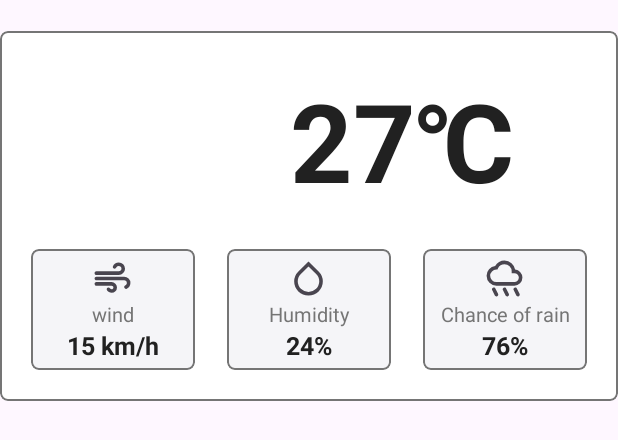
After one commit to laithanhtungd21ptit/WeatherApp, an Android app: the layout item_container_current_weather.xml on its own in the app's theme, with its tools: preview values and no code run, on a phone screen of 412 x 824 dp. The commit adds this screen. Shown: the top 440 px of the screen. Run offline under Robolectric (Android 15) with nearby library versions, the phone set to English and light mode, and no system bars.

Commit message:
1592024l1

```diff
--- /dev/null
+++ b/app/src/main/res/drawable/air.xml
@@ -0,0 +1,10 @@
+<vector xmlns:android="http://schemas.android.com/apk/res/android"
+    android:width="24dp"
+    android:height="24dp"
+    android:viewportWidth="960"
+    android:viewportHeight="960"
+    android:tint="?attr/colorControlNormal">
+  <path
+      android:fillColor="@android:color/white"
+      android:pathData="M460,800Q428,800 400.5,784Q373,768 356,740Q345,720 355.5,700Q366,680 388,680Q401,680 411,688Q421,696 429,706Q434,713 442.5,716.5Q451,720 460,720Q477,720 488.5,708.5Q500,697 500,680Q500,663 488.5,651.5Q477,640 460,640L120,640Q103,640 91.5,628.5Q80,617 80,600Q80,583 91.5,571.5Q103,560 120,560L460,560Q510,560 545,595Q580,630 580,680Q580,730 545,765Q510,800 460,800ZM120,400Q103,400 91.5,388.5Q80,377 80,360Q80,343 91.5,331.5Q103,320 120,320L620,320Q645,320 662.5,302.5Q680,285 680,260Q680,235 662.5,217.5Q645,200 620,200Q604,200 590,207.5Q576,215 568,229Q561,241 551,250.5Q541,260 527,260Q507,260 494.5,245Q482,230 488,213Q502,171 538.5,145.5Q575,120 620,120Q678,120 719,161Q760,202 760,260Q760,318 719,359Q678,400 620,400L120,400ZM798,708Q778,717 759,705.5Q740,694 740,672Q740,658 749.5,648.5Q759,639 771,632Q785,624 792.5,610Q800,596 800,580Q800,555 782.5,537.5Q765,520 740,520L120,520Q103,520 91.5,508.5Q80,497 80,480Q80,463 91.5,451.5Q103,440 120,440L740,440Q798,440 839,481Q880,522 880,580Q880,622 858,656.5Q836,691 798,708Z"/>
+</vector>
--- /dev/null
+++ b/app/src/main/res/drawable/humidity.xml
@@ -0,0 +1,10 @@
+<vector xmlns:android="http://schemas.android.com/apk/res/android"
+    android:width="24dp"
+    android:height="24dp"
+    android:viewportWidth="960"
+    android:viewportHeight="960"
+    android:tint="?attr/colorControlNormal">
+  <path
+      android:fillColor="@android:color/white"
+      android:pathData="M480,860Q347,860 253.5,768Q160,676 160,544Q160,481 184.5,423.5Q209,366 254,322L480,100L706,322Q751,366 775.5,423.5Q800,481 800,544Q800,676 706.5,768Q613,860 480,860ZM480,780Q580,780 650,711.5Q720,643 720,544Q720,497 702,454.5Q684,412 650,380L480,212L310,380Q276,412 258,454.5Q240,497 240,544Q240,643 310,711.5Q380,780 480,780Z"/>
+</vector>
--- /dev/null
+++ b/app/src/main/res/drawable/rainy.xml
@@ -0,0 +1,10 @@
+<vector xmlns:android="http://schemas.android.com/apk/res/android"
+    android:width="24dp"
+    android:height="24dp"
+    android:viewportWidth="960"
+    android:viewportHeight="960"
+    android:tint="?attr/colorControlNormal">
+  <path
+      android:fillColor="@android:color/white"
+      android:pathData="M558,876Q543,884 527.5,878.5Q512,873 504,858L444,738Q436,723 441.5,707.5Q447,692 462,684Q477,676 492.5,681.5Q508,687 516,702L576,822Q584,837 578.5,852.5Q573,868 558,876ZM798,876Q783,884 767.5,878.5Q752,873 744,858L684,738Q676,723 681.5,707.5Q687,692 702,684Q717,676 732.5,681.5Q748,687 756,702L816,822Q824,837 818.5,852.5Q813,868 798,876ZM318,876Q303,884 287.5,878.5Q272,873 264,858L204,738Q196,723 201.5,707.5Q207,692 222,684Q237,676 252.5,681.5Q268,687 276,702L336,822Q344,837 338.5,852.5Q333,868 318,876ZM300,640Q209,640 144.5,575.5Q80,511 80,420Q80,337 135,275Q190,213 271,202Q303,145 358.5,112.5Q414,80 480,80Q570,80 636.5,137.5Q703,195 717,281Q786,287 833,338Q880,389 880,460Q880,535 827.5,587.5Q775,640 700,640L300,640ZM300,560L700,560Q742,560 771,531Q800,502 800,460Q800,418 771,389Q742,360 700,360L640,360L640,320Q640,254 593,207Q546,160 480,160Q432,160 392.5,186Q353,212 333,256L323,280L298,280Q241,282 200.5,322.5Q160,363 160,420Q160,478 201,519Q242,560 300,560ZM480,360L480,360Q480,360 480,360Q480,360 480,360Q480,360 480,360Q480,360 480,360L480,360L480,360Q480,360 480,360Q480,360 480,360Q480,360 480,360Q480,360 480,360L480,360L480,360Q480,360 480,360Q480,360 480,360Q480,360 480,360Q480,360 480,360Z"/>
+</vector>
--- /dev/null
+++ b/app/src/main/res/layout/item_container_current_weather.xml
@@ -0,0 +1,189 @@
+<?xml version="1.0" encoding="utf-8"?>
+<com.google.android.material.card.MaterialCardView xmlns:android="http://schemas.android.com/apk/res/android"
+    android:layout_width="match_parent"
+    android:layout_height="wrap_content"
+    xmlns:app="http://schemas.android.com/apk/res-auto"
+    xmlns:tools="http://schemas.android.com/tools"
+    android:layout_marginTop="@dimen/_16sdp"
+    app:cardBackgroundColor="@color/white"
+    app:cardCornerRadius="@dimen/_4sdp"
+    app:cardElevation="0dp"
+    app:strokeColor="@color/sonic_silver"
+    app:strokeWidth="1dp">
+
+    <androidx.constraintlayout.widget.ConstraintLayout
+        android:layout_width="match_parent"
+        android:layout_height="wrap_content"
+        android:padding="@dimen/_16sdp">
+
+        <androidx.appcompat.widget.AppCompatImageView
+            android:id="@+id/imageIcon"
+            android:layout_width="@dimen/_80sdp"
+            android:layout_height="@dimen/_80sdp"
+            app:layout_constraintStart_toStartOf="parent"
+            app:layout_constraintTop_toTopOf="parent" />
+
+        <androidx.appcompat.widget.AppCompatTextView
+            android:id="@+id/textTemperature"
+            android:layout_width="0dp"
+            android:layout_height="0dp"
+            android:layout_marginStart="@dimen/_16sdp"
+            android:gravity="center"
+            android:textColor="@color/raisin_black"
+            android:textSize="@dimen/_56ssp"
+            android:textStyle="bold"
+            app:layout_constraintBottom_toBottomOf="@id/imageIcon"
+            app:layout_constraintEnd_toEndOf="parent"
+            app:layout_constraintStart_toEndOf="@id/imageIcon"
+            app:layout_constraintTop_toTopOf="@id/imageIcon"
+            tools:text="27\u2103"/>
+
+        <com.google.android.material.card.MaterialCardView
+            android:id="@+id/cardWind"
+            android:layout_width="0dp"
+            android:layout_height="wrap_content"
+            android:layout_marginTop="@dimen/_16sdp"
+            android:layout_marginEnd="@dimen/_8sdp"
+            app:cardBackgroundColor="@color/cultured"
+            app:cardCornerRadius="@dimen/_4sdp"
+            app:cardElevation="0dp"
+            app:layout_constraintBottom_toBottomOf="parent"
+            app:layout_constraintEnd_toStartOf="@id/cardHumidity"
+            app:layout_constraintStart_toStartOf="@id/imageIcon"
+            app:layout_constraintTop_toBottomOf="@id/imageIcon"
+            app:strokeColor="@color/sonic_silver"
+            app:strokeWidth="1dp">
+
+            <LinearLayout
+                android:layout_width="match_parent"
+                android:layout_height="match_parent"
+                android:gravity="center"
+                android:orientation="vertical"
+                android:padding="@dimen/_4sdp">
+
+                <androidx.appcompat.widget.AppCompatImageView
+                    android:layout_width="@dimen/_22sdp"
+                    android:layout_height="@dimen/_22sdp"
+                    android:src="@drawable/air"/>
+                <androidx.appcompat.widget.AppCompatTextView
+                    android:layout_width="match_parent"
+                    android:layout_height="wrap_content"
+                    android:gravity="center"
+                    android:text="@string/wind"
+                    android:textColor="@color/sonic_silver"
+                    android:textSize="@dimen/_10ssp"/>
+                <androidx.appcompat.widget.AppCompatTextView
+                    android:id="@+id/textWind"
+                    android:layout_width="wrap_content"
+                    android:layout_height="wrap_content"
+                    android:textColor="@color/raisin_black"
+                    android:textSize="@dimen/_13ssp"
+                    android:textStyle="bold"
+                    tools:text="15 km/h"/>
+
+            </LinearLayout>
+
+        </com.google.android.material.card.MaterialCardView>
+
+
+
+        <com.google.android.material.card.MaterialCardView
+            android:id="@+id/cardHumidity"
+            android:layout_width="0dp"
+            android:layout_height="wrap_content"
+            android:layout_marginStart="@dimen/_8sdp"
+            android:layout_marginTop="@dimen/_16sdp"
+            android:layout_marginEnd="@dimen/_8sdp"
+            app:cardBackgroundColor="@color/cultured"
+            app:cardCornerRadius="@dimen/_4sdp"
+            app:cardElevation="0dp"
+            app:layout_constraintBottom_toBottomOf="parent"
+            app:layout_constraintEnd_toStartOf="@id/cardChanceOfRain"
+            app:layout_constraintStart_toEndOf="@id/cardWind"
+            app:layout_constraintTop_toBottomOf="@id/imageIcon"
+            app:strokeColor="@color/sonic_silver"
+            app:strokeWidth="1dp">
+
+            <LinearLayout
+                android:layout_width="match_parent"
+                android:layout_height="match_parent"
+                android:gravity="center"
+                android:orientation="vertical"
+                android:padding="@dimen/_4sdp">
+
+                <androidx.appcompat.widget.AppCompatImageView
+                    android:layout_width="@dimen/_22sdp"
+                    android:layout_height="@dimen/_22sdp"
+                    android:src="@drawable/humidity"/>
+                <androidx.appcompat.widget.AppCompatTextView
+                    android:layout_width="match_parent"
+                    android:layout_height="wrap_content"
+                    android:gravity="center"
+                    android:text="@string/humidity"
+                    android:textColor="@color/sonic_silver"
+                    android:textSize="@dimen/_10ssp"/>
+                <androidx.appcompat.widget.AppCompatTextView
+                    android:id="@+id/textHumidity"
+                    android:layout_width="wrap_content"
+                    android:layout_height="wrap_content"
+                    android:textColor="@color/raisin_black"
+                    android:textSize="@dimen/_13ssp"
+                    android:textStyle="bold"
+                    tools:text="24%"/>
+
+            </LinearLayout>
+
+        </com.google.android.material.card.MaterialCardView>
+
+
+
+        <com.google.android.material.card.MaterialCardView
+            android:id="@+id/cardChanceOfRain"
+            android:layout_width="0dp"
+            android:layout_height="wrap_content"
+            android:layout_marginStart="@dimen/_8sdp"
+            android:layout_marginTop="@dimen/_16sdp"
+            app:cardBackgroundColor="@color/cultured"
+            app:cardCornerRadius="@dimen/_4sdp"
+            app:cardElevation="0dp"
+            app:layout_constraintBottom_toBottomOf="parent"
+            app:layout_constraintEnd_toEndOf="parent"
+            app:layout_constraintStart_toEndOf="@id/cardHumidity"
+            app:layout_constraintTop_toBottomOf="@id/imageIcon"
+            app:strokeColor="@color/sonic_silver"
+            app:strokeWidth="1dp">
+
+            <LinearLayout
+                android:layout_width="match_parent"
+                android:layout_height="match_parent"
+                android:gravity="center"
+                android:orientation="vertical"
+                android:padding="@dimen/_4sdp">
+
+                <androidx.appcompat.widget.AppCompatImageView
+                    android:layout_width="@dimen/_22sdp"
+                    android:layout_height="@dimen/_22sdp"
+                    android:src="@drawable/rainy"/>
+                <androidx.appcompat.widget.AppCompatTextView
+                    android:layout_width="match_parent"
+                    android:layout_height="wrap_content"
+                    android:gravity="center"
+                    android:text="@string/chance_of_rain"
+                    android:textColor="@color/sonic_silver"
+                    android:textSize="@dimen/_10ssp"/>
+                <androidx.appcompat.widget.AppCompatTextView
+                    android:id="@+id/textChanceOfRain"
+                    android:layout_width="wrap_content"
+                    android:layout_height="wrap_content"
+                    android:textColor="@color/raisin_black"
+                    android:textSize="@dimen/_13ssp"
+                    android:textStyle="bold"
+                    tools:text="76%"/>
+
+            </LinearLayout>
+
+        </com.google.android.material.card.MaterialCardView>
+
+    </androidx.constraintlayout.widget.ConstraintLayout>
+
+</com.google.android.material.card.MaterialCardView>
--- a/app/src/main/res/values/strings.xml
+++ b/app/src/main/res/values/strings.xml
@@ -1,4 +1,7 @@
 <resources>
     <string name="app_name">Weather App</string>
     <string name="search_location">Search Location</string>
+    <string name="wind">wind</string>
+    <string name="humidity">Humidity</string>
+    <string name="chance_of_rain">Chance of rain</string>
 </resources>
```
